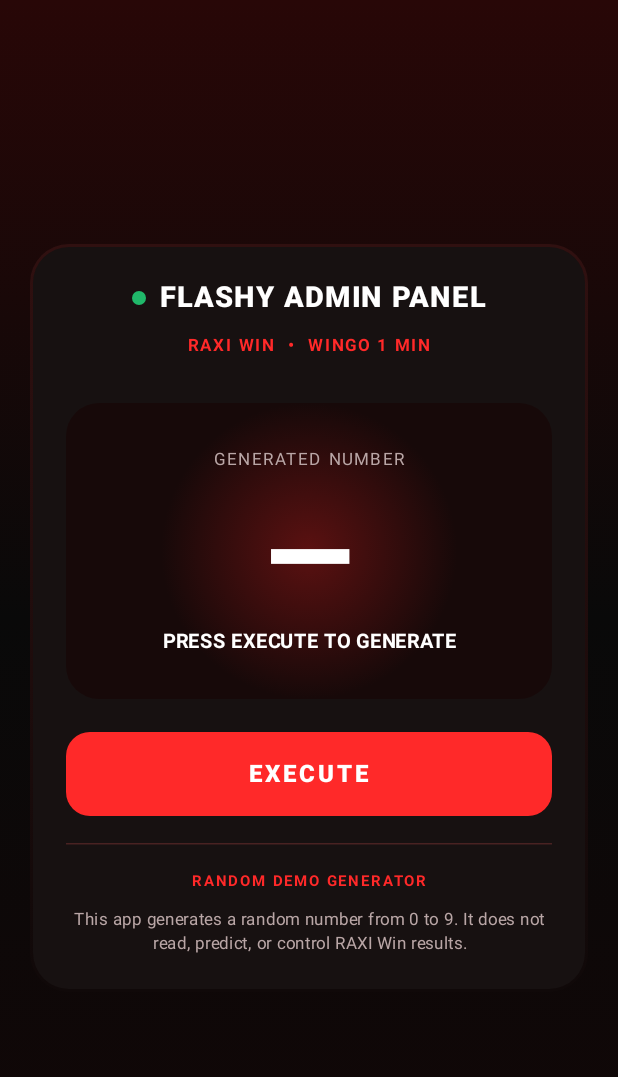
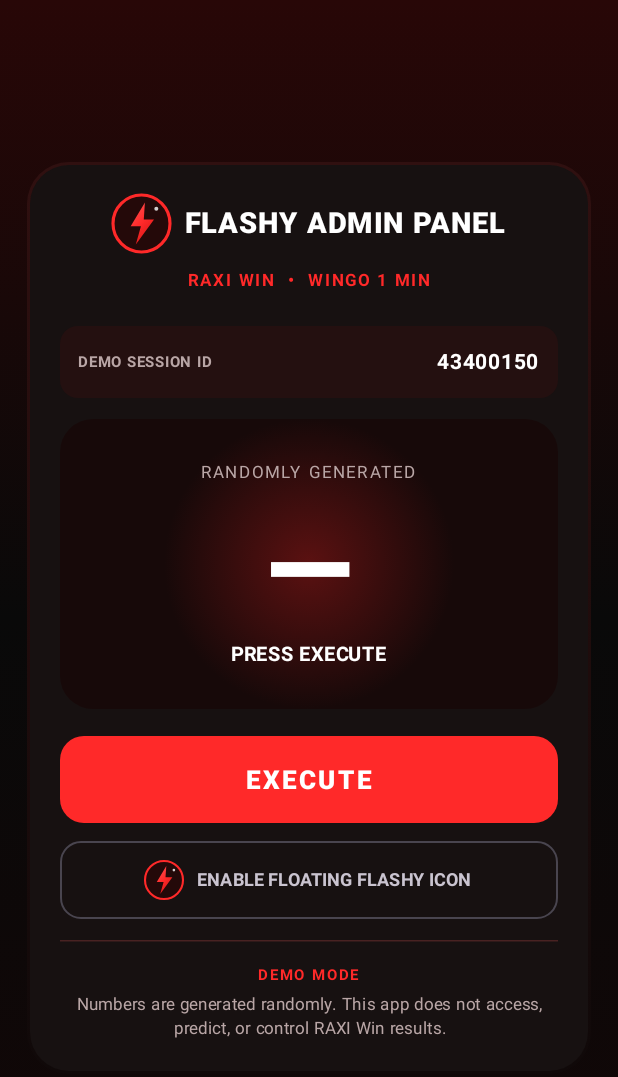
Before and after one commit to flashyop09/FLASHY-ADMIN-PANEL-, an Android app built with Jetpack Compose: the screen it shows after launch (MainActivity), on a phone screen of 412 x 824 dp. Shown: the top 1077 px of the screen. Run offline under Robolectric (Android 15) with nearby library versions, the phone set to English and light mode, and no system bars.

Commit message:
Upgrade FLASHY UI and add custom floating panel

```diff
--- a/app/src/main/java/com/raxi/analyser/MainActivity.kt
+++ b/app/src/main/java/com/raxi/analyser/MainActivity.kt
@@ -1,9 +1,14 @@
 package com.raxi.analyser
 
+import android.content.Intent
+import android.net.Uri
 import android.os.Bundle
+import android.provider.Settings
 import androidx.activity.ComponentActivity
 import androidx.activity.compose.setContent
+import androidx.compose.foundation.Canvas
 import androidx.compose.foundation.background
+import androidx.compose.foundation.clickable
 import androidx.compose.foundation.layout.*
 import androidx.compose.foundation.shape.CircleShape
 import androidx.compose.foundation.shape.RoundedCornerShape
@@ -11,8 +16,7 @@ import androidx.compose.material3.*
 import androidx.compose.runtime.*
 import androidx.compose.ui.Alignment
 import androidx.compose.ui.Modifier
-import androidx.compose.ui.graphics.Brush
-import androidx.compose.ui.graphics.Color
+import androidx.compose.ui.graphics.*
 import androidx.compose.ui.text.font.FontWeight
 import androidx.compose.ui.text.style.TextAlign
 import androidx.compose.ui.unit.dp
@@ -30,74 +34,119 @@ class MainActivity : ComponentActivity() {
         super.onCreate(savedInstanceState)
         setContent {
             MaterialTheme(colorScheme = darkColorScheme(primary = Neon, background = Bg, surface = Panel)) {
-                FlashyApp()
+                MainScreen(
+                    onFloatingClick = {
+                        if (Settings.canDrawOverlays(this)) {
+                            startService(Intent(this, FlashyOverlayService::class.java))
+                        } else {
+                            startActivity(Intent(Settings.ACTION_MANAGE_OVERLAY_PERMISSION, Uri.parse("package:$packageName")))
+                        }
+                    }
+                )
             }
         }
     }
 }
 
 @Composable
-fun FlashyApp() {
+private fun FlashyMark(modifier: Modifier = Modifier) {
+    Canvas(modifier = modifier) {
+        val w = size.width
+        val h = size.height
+        drawCircle(Color(0xFF240909), radius = size.minDimension / 2)
+        drawCircle(Neon, radius = size.minDimension / 2, style = androidx.compose.ui.graphics.drawscope.Stroke(width = size.minDimension * .055f))
+        val bolt = Path().apply {
+            moveTo(w * .56f, h * .13f)
+            lineTo(w * .31f, h * .55f)
+            lineTo(w * .49f, h * .55f)
+            lineTo(w * .40f, h * .87f)
+            lineTo(w * .72f, h * .43f)
+            lineTo(w * .54f, h * .43f)
+            close()
+        }
+        drawPath(bolt, Brush.linearGradient(listOf(Color(0xFFFF7777), Neon, Color(0xFF9E0000))))
+        drawCircle(Color.White.copy(alpha = .8f), radius = w * .035f, center = androidx.compose.ui.geometry.Offset(w * .76f, h * .24f))
+    }
+}
+
+@Composable
+private fun MainScreen(onFloatingClick: () -> Unit) {
     var number by remember { mutableStateOf<Int?>(null) }
+    var session by remember { mutableStateOf(System.currentTimeMillis().toString().takeLast(8)) }
     val n = number
     val sizeLabel = n?.let { if (it <= 4) "SMALL" else "BIG" } ?: "—"
     val colourLabel = n?.let {
-        when (it) {
-            0 -> "RED + VIOLET"
-            5 -> "GREEN + VIOLET"
-            1, 3, 7, 9 -> "GREEN"
-            else -> "RED"
-        }
+        when (it) { 0 -> "RED + VIOLET"; 5 -> "GREEN + VIOLET"; 1, 3, 7, 9 -> "GREEN"; else -> "RED" }
     } ?: "—"
     val resultColour = n?.let { if (it % 2 == 0) Neon else Green } ?: Color.White
 
-    Box(
-        modifier = Modifier.fillMaxSize()
-            .background(Brush.verticalGradient(listOf(Color(0xFF280707), Bg, Color(0xFF120707))))
-            .padding(20.dp),
-        contentAlignment = Alignment.Center
-    ) {
+    Box(Modifier.fillMaxSize().background(Brush.verticalGradient(listOf(Color(0xFF280707), Bg, Color(0xFF120707)))).padding(18.dp), contentAlignment = Alignment.Center) {
         Column(
-            modifier = Modifier.fillMaxWidth()
-                .background(Brush.verticalGradient(listOf(Color(0xFF301010), Color(0xFF100909))), RoundedCornerShape(26.dp))
-                .padding(2.dp)
-                .background(Panel, RoundedCornerShape(24.dp))
-                .padding(22.dp),
+            Modifier.fillMaxWidth().background(Brush.verticalGradient(listOf(Color(0xFF301010), Color(0xFF100909))), RoundedCornerShape(28.dp)).padding(2.dp)
+                .background(Panel, RoundedCornerShape(26.dp)).padding(20.dp),
             horizontalAlignment = Alignment.CenterHorizontally
         ) {
             Row(verticalAlignment = Alignment.CenterVertically) {
-                Box(Modifier.size(9.dp).background(Green, CircleShape))
-                Spacer(Modifier.width(9.dp))
-                Text("FLASHY ADMIN PANEL", color = Color.White, fontSize = 19.sp, fontWeight = FontWeight.Black, letterSpacing = 1.2.sp)
+                FlashyMark(Modifier.size(38.dp))
+                Spacer(Modifier.width(10.dp))
+                Text("FLASHY ADMIN PANEL", color = Color.White, fontSize = 19.sp, fontWeight = FontWeight.Black, letterSpacing = 1.sp)
             }
-            Spacer(Modifier.height(8.dp))
+            Spacer(Modifier.height(7.dp))
             Text("RAXI WIN  •  WINGO 1 MIN", color = Neon, fontSize = 11.sp, fontWeight = FontWeight.Bold, letterSpacing = 1.5.sp)
-            Spacer(Modifier.height(26.dp))
-            Column(
-                modifier = Modifier.fillMaxWidth()
-                    .background(Brush.radialGradient(listOf(Color(0xFF5B1111), Color(0xFF170909))), RoundedCornerShape(22.dp))
-                    .padding(vertical = 26.dp, horizontal = 12.dp),
-                horizontalAlignment = Alignment.CenterHorizontally
-            ) {
-                Text("GENERATED NUMBER", color = Muted, fontSize = 11.sp, letterSpacing = 1.5.sp)
+            Spacer(Modifier.height(18.dp))
+            Row(Modifier.fillMaxWidth().background(Color(0xFF241010), RoundedCornerShape(12.dp)).padding(12.dp), horizontalArrangement = Arrangement.SpaceBetween, verticalAlignment = Alignment.CenterVertically) {
+                Text("DEMO SESSION ID", color = Muted, fontSize = 10.sp, fontWeight = FontWeight.Bold)
+                Text(session, color = Color.White, fontSize = 14.sp, fontWeight = FontWeight.Bold)
+            }
+            Spacer(Modifier.height(14.dp))
+            Column(Modifier.fillMaxWidth().background(Brush.radialGradient(listOf(Color(0xFF5B1111), Color(0xFF170909))), RoundedCornerShape(22.dp)).padding(vertical = 24.dp, horizontal = 12.dp), horizontalAlignment = Alignment.CenterHorizontally) {
+                Text("RANDOMLY GENERATED", color = Muted, fontSize = 11.sp, letterSpacing = 1.5.sp)
                 Spacer(Modifier.height(8.dp))
                 Text(n?.toString() ?: "—", color = resultColour, fontSize = 76.sp, fontWeight = FontWeight.Black)
-                Text(if (n == null) "PRESS EXECUTE TO GENERATE" else "$sizeLabel  •  $colourLabel",
-                    color = Color.White, fontSize = 13.sp, fontWeight = FontWeight.Bold, textAlign = TextAlign.Center)
-            }
-            Spacer(Modifier.height(22.dp))
-            Button(onClick = { number = Random.nextInt(0, 10) },
-                modifier = Modifier.fillMaxWidth().height(56.dp), shape = RoundedCornerShape(16.dp),
-                colors = ButtonDefaults.buttonColors(containerColor = Neon)) {
-                Text("EXECUTE", color = Color.White, fontWeight = FontWeight.Black, letterSpacing = 2.sp, fontSize = 16.sp)
+                Text(if (n == null) "PRESS EXECUTE" else "$sizeLabel  •  $colourLabel", color = Color.White, fontSize = 13.sp, fontWeight = FontWeight.Bold)
             }
             Spacer(Modifier.height(18.dp))
+            Button(onClick = { number = Random.nextInt(0, 10); session = System.currentTimeMillis().toString().takeLast(8) },
+                modifier = Modifier.fillMaxWidth().height(58.dp), shape = RoundedCornerShape(16.dp), colors = ButtonDefaults.buttonColors(containerColor = Neon)) {
+                Text("EXECUTE", color = Color.White, fontWeight = FontWeight.Black, letterSpacing = 2.sp, fontSize = 17.sp)
+            }
+            Spacer(Modifier.height(12.dp))
+            OutlinedButton(onClick = onFloatingClick, modifier = Modifier.fillMaxWidth().height(52.dp), shape = RoundedCornerShape(14.dp)) {
+                FlashyMark(Modifier.size(25.dp)); Spacer(Modifier.width(9.dp)); Text("ENABLE FLOATING FLASHY ICON", fontWeight = FontWeight.Bold, fontSize = 12.sp)
+            }
+            Spacer(Modifier.height(14.dp))
             HorizontalDivider(color = Color(0xFF492222))
-            Spacer(Modifier.height(12.dp))
-            Text("RANDOM DEMO GENERATOR", color = Neon, fontSize = 10.sp, fontWeight = FontWeight.Bold, letterSpacing = 1.2.sp)
-            Spacer(Modifier.height(6.dp))
-            Text("This app generates a random number from 0 to 9. It does not read, predict, or control RAXI Win results.",
-                color = Muted, fontSize = 11.sp, textAlign = TextAlign.Center, lineHeight = 16.sp)
+            Spacer(Modifier.height(10.dp))
+            Text("DEMO MODE", color = Neon, fontSize = 10.sp, fontWeight = FontWeight.Bold, letterSpacing = 1.2.sp)
+            Text("Numbers are generated randomly. This app does not access, predict, or control RAXI Win results.", color = Muted, fontSize = 11.sp, textAlign = TextAlign.Center, lineHeight = 16.sp)
         }
     }
 }
+
+@Composable
+fun FloatingPanel(onClose: () -> Unit) {
+    var expanded by remember { mutableStateOf(false) }
+    var number by remember { mutableStateOf<Int?>(null) }
+    val n = number
+    Column(horizontalAlignment = Alignment.End) {
+        if (expanded) {
+            Column(Modifier.width(270.dp).background(Color(0xFF171111), RoundedCornerShape(20.dp)).padding(16.dp)) {
+                Row(verticalAlignment = Alignment.CenterVertically, horizontalArrangement = Arrangement.SpaceBetween, modifier = Modifier.fillMaxWidth()) {
+                    Text("FLASHY PANEL", color = Color.White, fontWeight = FontWeight.Black)
+                    Text("×", color = Neon, fontSize = 25.sp, modifier = Modifier.clickable { expanded = false })
+                }
+                Text("RAXI WIN • DEMO ONLY", color = Neon, fontSize = 10.sp, fontWeight = FontWeight.Bold)
+                Spacer(Modifier.height(10.dp))
+                Text(n?.toString() ?: "—", color = if ((n ?: 0) % 2 == 0) Neon else Green, fontSize = 54.sp, fontWeight = FontWeight.Black, modifier = Modifier.align(Alignment.CenterHorizontally))
+                Text(n?.let { "${if (it <= 4) "SMALL" else "BIG"} • ${when(it) { 0 -> "RED + VIOLET"; 5 -> "GREEN + VIOLET"; 1,3,7,9 -> "GREEN"; else -> "RED" }}" } ?: "Tap execute to generate", color = Color.White, fontSize = 12.sp, modifier = Modifier.align(Alignment.CenterHorizontally))
+                Spacer(Modifier.height(10.dp))
+                Button(onClick = { number = Random.nextInt(0, 10) }, modifier = Modifier.fillMaxWidth(), colors = ButtonDefaults.buttonColors(containerColor = Neon)) { Text("EXECUTE") }
+                Text("Random demo output — not a game prediction.", color = Muted, fontSize = 9.sp, textAlign = TextAlign.Center, modifier = Modifier.fillMaxWidth().padding(top = 8.dp))
+            }
+            Spacer(Modifier.height(10.dp))
+        }
+        Box(Modifier.size(58.dp).background(Color(0xFF210707), CircleShape).clickable { expanded = !expanded }.padding(4.dp), contentAlignment = Alignment.Center) {
+            FlashyMark(Modifier.fillMaxSize())
+        }
+    }
+}
```
